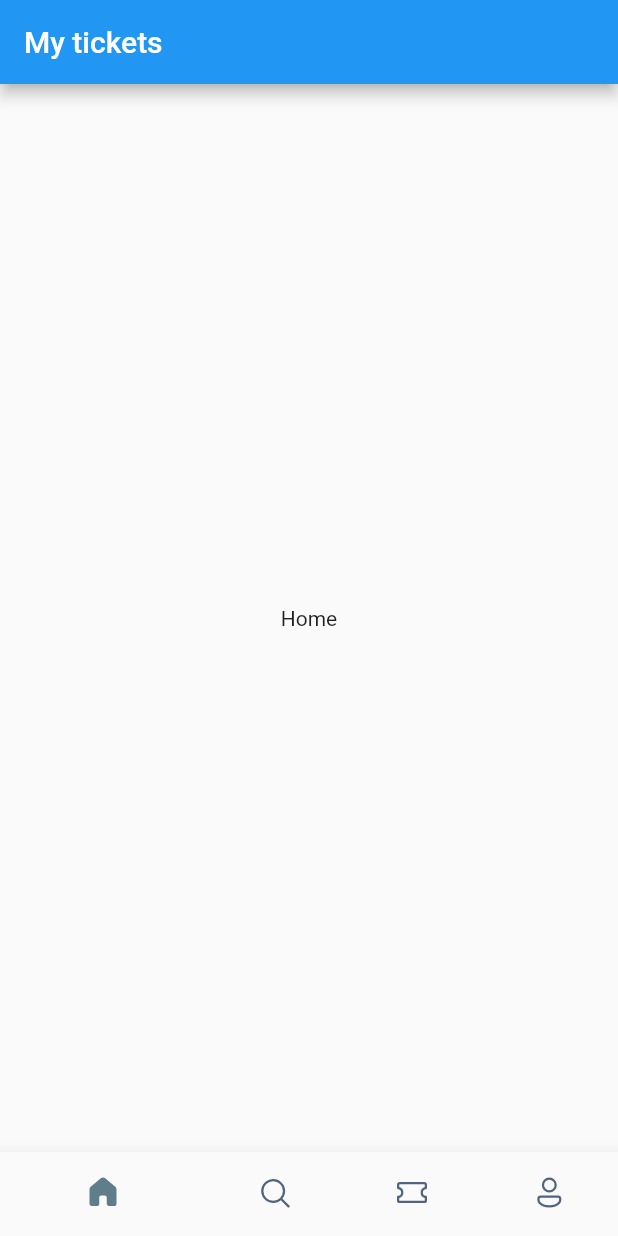
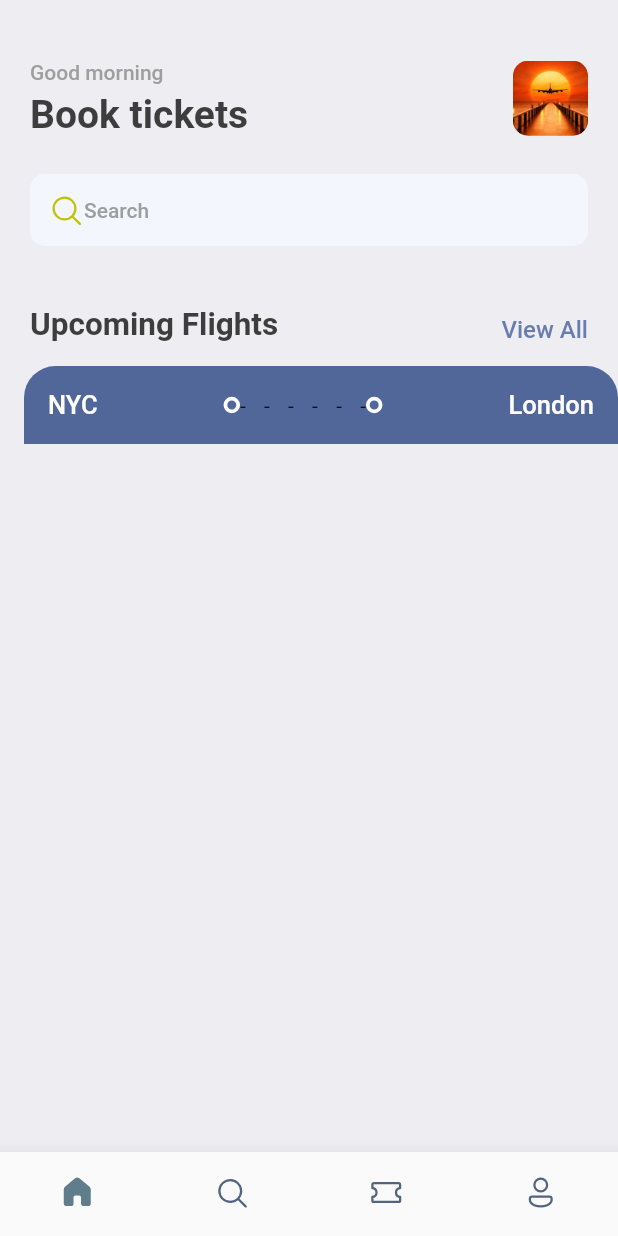
Before and after one commit to vitalii-minchuk/randomizer, a Flutter app: the screen it shows after launch, on a phone screen of 412 x 824 dp. Run offline on Flutter 3.47's test engine with Material 2 defaults, Android fonts, the phone set to English and light mode, and no system bars; our stand-ins replace fluentui_icons, gap.

Commit message:
home screen top

```diff
--- a/lib/main.dart
+++ b/lib/main.dart
@@ -1,5 +1,6 @@
 import 'package:flutter/material.dart';
 import 'package:flutter_application_2/screens/bottom_bar.dart';
+import 'package:flutter_application_2/utils/app_styles.dart';
 
 void main() {
   runApp(const AppWidget());
@@ -10,9 +11,13 @@ class AppWidget extends StatelessWidget {
 
   @override
   Widget build(BuildContext context){
-    return const MaterialApp(
+    return MaterialApp(
+      debugShowCheckedModeBanner: false,
       title: 'tickets',
-      home: BottomBar(),
+      theme: ThemeData(
+        primaryColor: primary,
+      ),
+      home: const BottomBar(),
     );
   }
 }
--- a/lib/screens/bottom_bar.dart
+++ b/lib/screens/bottom_bar.dart
@@ -1,5 +1,6 @@
 import 'package:fluentui_icons/fluentui_icons.dart';
 import 'package:flutter/material.dart';
+import 'package:flutter_application_2/screens/home_screen.dart';
 
 class BottomBar extends StatefulWidget {
   const BottomBar({Key? key}) : super(key: key);
@@ -11,7 +12,7 @@ class BottomBar extends StatefulWidget {
 class _BottomBarState extends State<BottomBar> {
   int _selectedIndex = 0;
   static final List<Widget>_widgetOptions =<Widget>[
-    const Text('Home'),
+    const HomeScreen(),
     const Text('Search'),
     const Text('Tickets'),
     const Text('Profile'),
@@ -26,15 +27,13 @@ class _BottomBarState extends State<BottomBar> {
   @override
   Widget build(BuildContext context) {
     return Scaffold(
-      appBar: AppBar(
-        title: Text('My tickets'),
-      ),
       body: Center(
         child:  _widgetOptions[_selectedIndex],
       ),
       bottomNavigationBar: BottomNavigationBar(
         onTap: _onItemTapped,
         elevation: 10,
+        type: BottomNavigationBarType.fixed,
         showSelectedLabels: false,
         showUnselectedLabels: false,
         selectedItemColor: Colors.blueGrey,
--- /dev/null
+++ b/lib/screens/home_screen.dart
@@ -0,0 +1,97 @@
+import 'package:fluentui_icons/fluentui_icons.dart';
+import 'package:flutter/cupertino.dart';
+import 'package:flutter/material.dart';
+import 'package:flutter_application_2/screens/ticket_view.dart';
+import 'package:flutter_application_2/utils/app_styles.dart';
+import 'package:gap/gap.dart';
+
+class HomeScreen extends StatelessWidget {
+const HomeScreen({ Key? key }) : super(key: key);
+
+  @override
+  Widget build(BuildContext context){
+    return Scaffold(
+      backgroundColor: Styles.bgColor,
+      body: ListView(
+        children: [
+          Container(
+            padding:const EdgeInsets.symmetric(horizontal: 20),
+            child: Column(
+              children: [
+                const Gap(40),
+                Row(
+                  mainAxisAlignment: MainAxisAlignment.spaceBetween,
+                  children: [
+                    Column(
+                      crossAxisAlignment: CrossAxisAlignment.start,
+                      children: [
+                        Text('Good morning', style: Styles.headLineStyle4,),
+                        const Gap(5),
+                        Text('Book tickets', style: Styles.headLineStyle1,),
+                      ]
+                    ),
+                    Container(
+                      width: 50,
+                      height: 50,
+                      decoration: BoxDecoration(
+                        borderRadius: BorderRadius.circular(10),
+                        image: const DecorationImage(
+                          fit: BoxFit.cover,
+                          image: AssetImage(
+                            'assets/images/sunset_airplan.jpg'
+                          )
+                        )
+                      ),
+                    ),
+
+                  ],
+                ),
+                const Gap(25),
+                Container(
+                  padding: const EdgeInsets.all(12),
+                  decoration: BoxDecoration(
+                    borderRadius: BorderRadius.circular(10),
+                    color: const Color(0xFFF4F6FD),
+                  ),
+                  child: Row(
+                    children: [
+                      const Icon(
+                        FluentSystemIcons.ic_fluent_search_regular,
+                        color: Color(0xFFBFC205),
+                      ),
+                      Text('Search', style: Styles.headLineStyle4,)
+                    ],
+                  ),
+                ),
+                const Gap(40),
+                Row(
+                  mainAxisAlignment: MainAxisAlignment.spaceBetween,
+                  crossAxisAlignment: CrossAxisAlignment.end,
+                  children: [
+                    Text(
+                      'Upcoming Flights',
+                      style: Styles.headLineStyle2,
+                    ),
+                    InkWell(
+                      onTap: () {
+                        print('view all tapped');
+                      },
+                      child: Text(
+                        'View All',
+                        style: Styles.textStyle.copyWith(
+                          color: Styles.primaryColor,
+                        ),
+                      ),
+                    ),
+                  ],
+                )
+              ],
+            ),
+          ),
+          const Gap(15),
+          const TicketView(),
+        ],
+      ),
+    );
+  }
+}
--- /dev/null
+++ b/lib/screens/ticket_view.dart
@@ -0,0 +1,73 @@
+import 'package:flutter/material.dart';
+import 'package:flutter_application_2/utils/app_layout.dart';
+import 'package:flutter_application_2/utils/app_styles.dart';
+import 'package:flutter_application_2/widgets/thick_container.dart';
+
+class TicketView extends StatelessWidget {
+const TicketView({ Key? key }) : super(key: key);
+
+  @override
+  Widget build(BuildContext context){
+    final size = AppLayout.getSize(context);
+    return SizedBox(
+      width: size.width,
+      height: 200,
+      child: Container(
+        margin: const EdgeInsets.only(left: 16),
+        child: Column(
+          children: [
+            Container(
+              decoration: const BoxDecoration(
+                color: Color(0xFF526799),
+                borderRadius: BorderRadius.only(
+                  topLeft: Radius.circular(21),
+                  topRight: Radius.circular(21)
+                )
+              ),
+              padding: const EdgeInsets.all(16),
+              child: Column(
+                children: [
+                  Row(
+                    children: [
+                      Text(
+                        'NYC',
+                        style: Styles.headLineStyle3.copyWith(
+                          color: Colors.white
+                        ),
+                      ),
+                      Expanded(child: Container()),
+                      const ThickContainer(),
+                      Expanded(child: SizedBox(
+                        child: LayoutBuilder(
+                          builder: (BuildContext context, BoxConstraints constraints) {
+                            return Flex(
+                              mainAxisAlignment: MainAxisAlignment.spaceBetween,
+                              direction: Axis.horizontal,
+                              children: List.generate(
+                                (constraints.constrainWidth()/12).floor(), (index) => const Text(
+                                  '-',
+                                )
+                              ),
+                            );
+                          }),
+                        ),
+                      ),
+                      const ThickContainer(),
+                      const Spacer(),
+                      Text(
+                        'London',
+                        style: Styles.headLineStyle3.copyWith(
+                          color: Colors.white
+                        ),
+                      ),
+                    ],
+                  )
+                ],
+              ),
+            )
+          ],
+        ),
+      ),
+    );
+  }
+}
--- /dev/null
+++ b/lib/utils/app_layout.dart
@@ -0,0 +1,7 @@
+import 'package:flutter/material.dart';
+
+class AppLayout {
+  static getSize(BuildContext context) {
+    return MediaQuery.of(context).size;
+  }
+}
--- /dev/null
+++ b/lib/utils/app_styles.dart
@@ -0,0 +1,35 @@
+import 'package:flutter/material.dart';
+
+Color primary = const Color(0xFF687daf);
+
+class Styles {
+  static Color primaryColor = primary;
+  static Color textColor = const Color(0xFF3d3d3d);
+  static Color bgColor = const Color(0xFFeeedf2);
+  static Color orangeColor = const Color(0xFF526799);
+  static TextStyle textStyle = TextStyle(
+    fontSize: 16,
+    color: textColor,
+    fontWeight: FontWeight.w500
+  );
+  static TextStyle headLineStyle1 = TextStyle(
+    fontSize: 26,
+    color: textColor,
+    fontWeight: FontWeight.bold
+  );
+  static TextStyle headLineStyle2 = TextStyle(
+    fontSize: 21,
+    color: textColor,
+    fontWeight: FontWeight.bold
+  );
+  static TextStyle headLineStyle3 = TextStyle(
+    fontSize: 17,
+    color: Colors.grey.shade500,
+    fontWeight: FontWeight.w500
+  );
+  static TextStyle headLineStyle4 = TextStyle(
+    fontSize: 14,
+    color: Colors.grey.shade500,
+    fontWeight: FontWeight.w500
+  );
+}
--- /dev/null
+++ b/lib/widgets/thick_container.dart
@@ -0,0 +1,17 @@
+import 'package:flutter/cupertino.dart';
+import 'package:flutter/material.dart';
+
+class ThickContainer extends StatelessWidget {
+const ThickContainer({ Key? key }) : super(key: key);
+
+  @override
+  Widget build(BuildContext context){
+    return Container(
+      padding: const EdgeInsets.all(3.0),
+      decoration: BoxDecoration(
+        borderRadius: BorderRadius.circular(20),
+        border: Border.all(width: 2.5, color: Colors.white),
+      ),
+    );
+  }
+}
--- a/pubspec.yaml
+++ b/pubspec.yaml
@@ -35,6 +35,7 @@ dependencies:
   # Use with the CupertinoIcons class for iOS style icons.
   cupertino_icons: ^1.0.2
   fluentui_icons: ^1.0.0
+  gap: ^2.0.0
 
 dev_dependencies:
   flutter_test:
@@ -59,8 +60,8 @@ flutter:
   uses-material-design: true
 
   # To add assets to your application, add an assets section, like this:
-  # assets:
-  #   - images/a_dot_burr.jpeg
+  assets:
+    - assets/images/
   #   - images/a_dot_ham.jpeg
 
   # An image asset can refer to one or more resolution-specific "variants", see
```
Also changed, not shown: assets/images/sunset_airplan.jpg (added), pubspec.lock.
